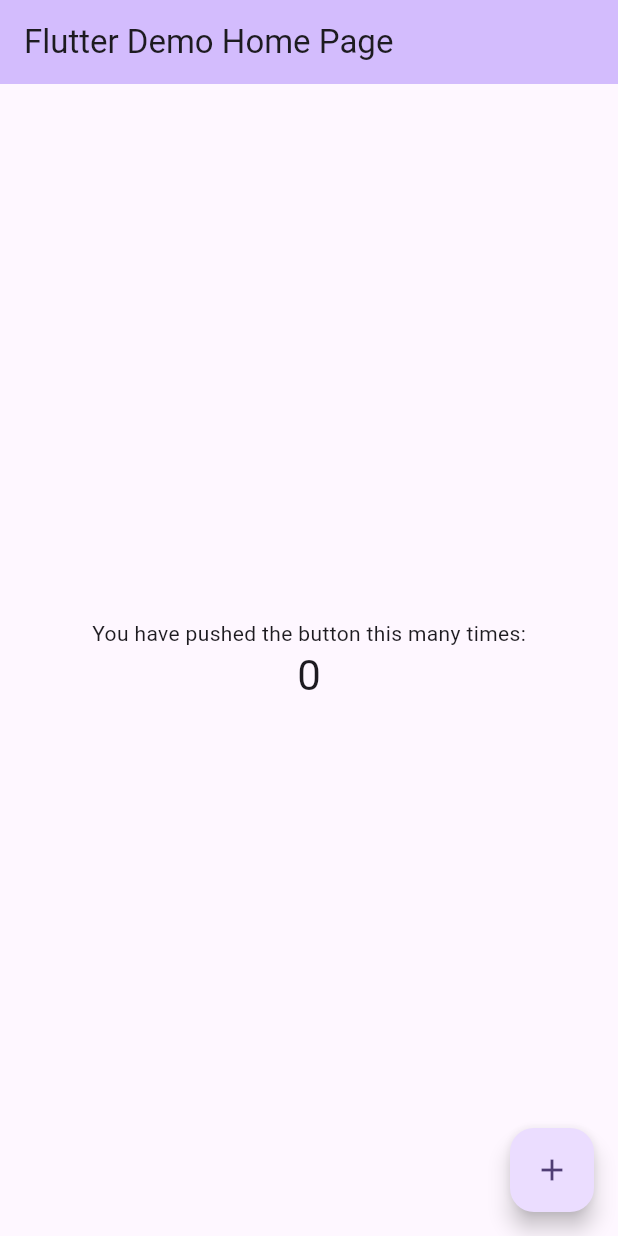
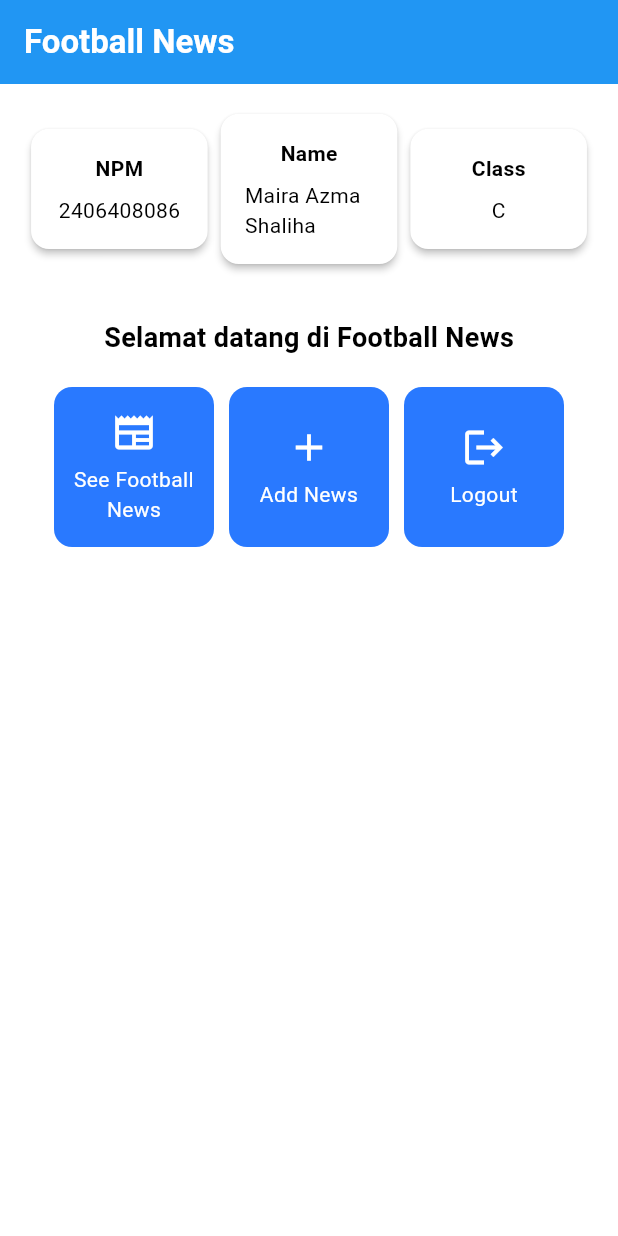
Before and after one commit to mairazma/football-news-mobile, a Flutter app: the screen it shows after launch, on a phone screen of 412 x 824 dp. Run offline on Flutter 3.47's test engine with Material 3 defaults, Android fonts, the phone set to English and light mode, and no system bars.

Commit message:
Tutorial 6

```diff
--- a/lib/main.dart
+++ b/lib/main.dart
@@ -1,4 +1,6 @@
 import 'package:flutter/material.dart';
+import 'package:football_news/menu.dart';
+
 
 void main() {
   runApp(const MyApp());
@@ -28,95 +30,10 @@ class MyApp extends StatelessWidget {
         //
         // This works for code too, not just values: Most code changes can be
         // tested with just a hot reload.
-        colorScheme: ColorScheme.fromSeed(seedColor: Colors.deepPurple),
+        colorScheme: ColorScheme.fromSwatch(primarySwatch: Colors.blue)
+            .copyWith(secondary: Colors.blueAccent[400]),
       ),
-      home: const MyHomePage(title: 'Flutter Demo Home Page'),
+      home: MyHomePage(),
     );
   }
 }
-
-class MyHomePage extends StatefulWidget {
-  const MyHomePage({super.key, required this.title});
-
-  // This widget is the home page of your application. It is stateful, meaning
-  // that it has a State object (defined below) that contains fields that affect
-  // how it looks.
-
-  // This class is the configuration for the state. It holds the values (in this
-  // case the title) provided by the parent (in this case the App widget) and
-  // used by the build method of the State. Fields in a Widget subclass are
-  // always marked "final".
-
-  final String title;
-
-  @override
-  State<MyHomePage> createState() => _MyHomePageState();
-}
-
-class _MyHomePageState extends State<MyHomePage> {
-  int _counter = 0;
-
-  void _incrementCounter() {
-    setState(() {
-      // This call to setState tells the Flutter framework that something has
-      // changed in this State, which causes it to rerun the build method below
-      // so that the display can reflect the updated values. If we changed
-      // _counter without calling setState(), then the build method would not be
-      // called again, and so nothing would appear to happen.
-      _counter++;
-    });
-  }
-
-  @override
-  Widget build(BuildContext context) {
-    // This method is rerun every time setState is called, for instance as done
-    // by the _incrementCounter method above.
-    //
-    // The Flutter framework has been optimized to make rerunning build methods
-    // fast, so that you can just rebuild anything that needs updating rather
-    // than having to individually change instances of widgets.
-    return Scaffold(
-      appBar: AppBar(
-        // TRY THIS: Try changing the color here to a specific color (to
-        // Colors.amber, perhaps?) and trigger a hot reload to see the AppBar
-        // change color while the other colors stay the same.
-        backgroundColor: Theme.of(context).colorScheme.inversePrimary,
-        // Here we take the value from the MyHomePage object that was created by
-        // the App.build method, and use it to set our appbar title.
-        title: Text(widget.title),
-      ),
-      body: Center(
-        // Center is a layout widget. It takes a single child and positions it
-        // in the middle of the parent.
-        child: Column(
-          // Column is also a layout widget. It takes a list of children and
-          // arranges them vertically. By default, it sizes itself to fit its
-          // children horizontally, and tries to be as tall as its parent.
-          //
-          // Column has various properties to control how it sizes itself and
-          // how it positions its children. Here we use mainAxisAlignment to
-          // center the children vertically; the main axis here is the vertical
-          // axis because Columns are vertical (the cross axis would be
-          // horizontal).
-          //
-          // TRY THIS: Invoke "debug painting" (choose the "Toggle Debug Paint"
-          // action in the IDE, or press "p" in the console), to see the
-          // wireframe for each widget.
-          mainAxisAlignment: MainAxisAlignment.center,
-          children: <Widget>[
-            const Text('You have pushed the button this many times:'),
-            Text(
-              '$_counter',
-              style: Theme.of(context).textTheme.headlineMedium,
-            ),
-          ],
-        ),
-      ),
-      floatingActionButton: FloatingActionButton(
-        onPressed: _incrementCounter,
-        tooltip: 'Increment',
-        child: const Icon(Icons.add),
-      ), // This trailing comma makes auto-formatting nicer for build methods.
-    );
-  }
-}
--- /dev/null
+++ b/lib/menu.dart
@@ -0,0 +1,188 @@
+import 'package:flutter/material.dart';
+
+
+class MyHomePage extends StatelessWidget {
+  MyHomePage({super.key});
+
+  final String nama = "Maira Azma Shaliha"; //nama
+  final String npm = "2406408086"; //npm
+  final String kelas = "C"; //kelas
+  final List<ItemHomepage> items = [
+    ItemHomepage("See Football News", Icons.newspaper),
+    ItemHomepage("Add News", Icons.add),
+    ItemHomepage("Logout", Icons.logout),
+  ];
+
+  @override
+  Widget build(BuildContext context) {
+    // Scaffold menyediakan struktur dasar halaman dengan AppBar dan body.
+    return Scaffold(
+      // AppBar adalah bagian atas halaman yang menampilkan judul.
+      appBar: AppBar(
+        // Judul aplikasi "Football News" dengan teks putih dan tebal.
+        title: const Text(
+          'Football News',
+          style: TextStyle(
+            color: Colors.white,
+            fontWeight: FontWeight.bold,
+          ),
+        ),
+        // Warna latar belakang AppBar diambil dari skema warna tema aplikasi.
+        backgroundColor: Theme.of(context).colorScheme.primary,
+      ),
+      // Body halaman dengan padding di sekelilingnya.
+      body: Padding(
+        padding: const EdgeInsets.all(16.0),
+        // Menyusun widget secara vertikal dalam sebuah kolom.
+        child: Column(
+          crossAxisAlignment: CrossAxisAlignment.center,
+          children: [
+            // Row untuk menampilkan 3 InfoCard secara horizontal.
+            Row(
+              mainAxisAlignment: MainAxisAlignment.spaceEvenly,
+              children: [
+                InfoCard(title: 'NPM', content: npm),
+                InfoCard(title: 'Name', content: nama),
+                InfoCard(title: 'Class', content: kelas),
+              ],
+            ),
+
+            // Memberikan jarak vertikal 16 unit.
+            const SizedBox(height: 16.0),
+
+            // Menempatkan widget berikutnya di tengah halaman.
+            Center(
+              child: Column(
+                // Menyusun teks dan grid item secara vertikal.
+
+                children: [
+                  // Menampilkan teks sambutan dengan gaya tebal dan ukuran 18.
+                  const Padding(
+                    padding: EdgeInsets.only(top: 16.0),
+                    child: Text(
+                      'Selamat datang di Football News',
+                      style: TextStyle(
+                        fontWeight: FontWeight.bold,
+                        fontSize: 18.0,
+                      ),
+                    ),
+                  ),
+
+                  // Grid untuk menampilkan ItemCard dalam bentuk grid 3 kolom.
+                  GridView.count(
+                    primary: true,
+                    padding: const EdgeInsets.all(20),
+                    crossAxisSpacing: 10,
+                    mainAxisSpacing: 10,
+                    crossAxisCount: 3,
+                    // Agar grid menyesuaikan tinggi kontennya.
+                    shrinkWrap: true,
+
+                    // Menampilkan ItemCard untuk setiap item dalam list items.
+                    children: items.map((ItemHomepage item) {
+                      return ItemCard(item);
+                    }).toList(),
+                  ),
+                ],
+              ),
+            ),
+          ],
+        ),
+      ),
+    );
+  }
+}
+
+class InfoCard extends StatelessWidget {
+  // Kartu informasi yang menampilkan title dan content.
+
+  final String title;  // Judul kartu.
+  final String content;  // Isi kartu.
+
+  const InfoCard({super.key, required this.title, required this.content});
+
+  @override
+  Widget build(BuildContext context) {
+    return Card(
+      // Membuat kotak kartu dengan bayangan dibawahnya.
+      elevation: 2.0,
+      child: Container(
+        // Mengatur ukuran dan jarak di dalam kartu.
+        width: MediaQuery.of(context).size.width / 3.5, // menyesuaikan dengan lebar device yang digunakan.
+        padding: const EdgeInsets.all(16.0),
+        // Menyusun title dan content secara vertikal.
+        child: Column(
+          children: [
+            Text(
+              title,
+              style: const TextStyle(fontWeight: FontWeight.bold),
+            ),
+            const SizedBox(height: 8.0),
+            Text(content),
+          ],
+        ),
+      ),
+    );
+  }
+}
+
+class ItemHomepage {
+  final String name;
+  final IconData icon;
+
+  ItemHomepage(this.name, this.icon);
+}
+
+class ItemCard extends StatelessWidget {
+  // Menampilkan kartu dengan ikon dan nama.
+
+  final ItemHomepage item;
+
+  const ItemCard(this.item, {super.key});
+
+  @override
+  Widget build(BuildContext context) {
+    return Material(
+      // Menentukan warna latar belakang dari tema aplikasi.
+      color: Theme.of(context).colorScheme.secondary,
+      // Membuat sudut kartu melengkung.
+      borderRadius: BorderRadius.circular(12),
+
+      child: InkWell(
+        // Aksi ketika kartu ditekan.
+        onTap: () {
+          // Menampilkan pesan SnackBar saat kartu ditekan.
+          ScaffoldMessenger.of(context)
+            ..hideCurrentSnackBar()
+            ..showSnackBar(
+                SnackBar(content: Text("Kamu telah menekan tombol ${item.name}!"))
+            );
+        },
+        // Container untuk menyimpan Icon dan Text
+        child: Container(
+          padding: const EdgeInsets.all(8),
+          child: Center(
+            child: Column(
+              // Menyusun ikon dan teks di tengah kartu.
+              mainAxisAlignment: MainAxisAlignment.center,
+              children: [
+                Icon(
+                  item.icon,
+                  color: Colors.white,
+                  size: 30.0,
+                ),
+                const Padding(padding: EdgeInsets.all(3)),
+                Text(
+                  item.name,
+                  textAlign: TextAlign.center,
+                  style: const TextStyle(color: Colors.white),
+                ),
+              ],
+            ),
+          ),
+        ),
+      ),
+    );
+  }
+
+}
```
